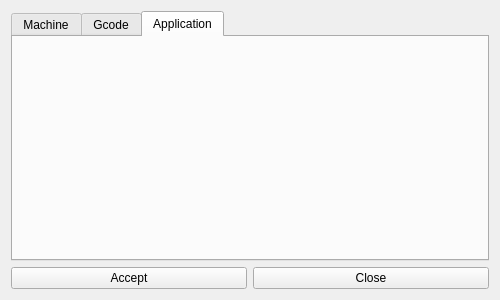
The window that UI/settings_window.ui (b-randon/gImage) describes before a commit, drawn with Qt 5.
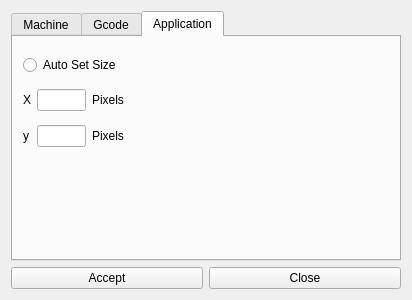
The same window after the commit. The open tabs and pages were chosen to show the change.

Commit message: Added image auto size settings. Completed code to save and restore settings.

```diff
--- a/UI/settings_window.ui
+++ b/UI/settings_window.ui
@@ -6,7 +6,7 @@
    <rect>
     <x>0</x>
     <y>0</y>
-    <width>500</width>
+    <width>412</width>
     <height>300</height>
    </rect>
   </property>
@@ -271,6 +271,59 @@
         <attribute name="title">
          <string>Application</string>
         </attribute>
+        <widget class="QWidget" name="gridLayoutWidget">
+         <property name="geometry">
+          <rect>
+           <x>10</x>
+           <y>10</y>
+           <width>101</width>
+           <height>109</height>
+          </rect>
+         </property>
+         <layout class="QGridLayout" name="gridLayout_3">
+          <item row="2" column="1">
+           <widget class="QLineEdit" name="xautosize_line"/>
+          </item>
+          <item row="2" column="2">
+           <widget class="QLabel" name="label_18">
+            <property name="text">
+             <string>Pixels</string>
+            </property>
+           </widget>
+          </item>
+          <item row="5" column="2">
+           <widget class="QLabel" name="label_19">
+            <property name="text">
+             <string>Pixels</string>
+            </property>
+           </widget>
+          </item>
+          <item row="5" column="1">
+           <widget class="QLineEdit" name="yautosize_line"/>
+          </item>
+          <item row="2" column="0">
+           <widget class="QLabel" name="label_20">
+            <property name="text">
+             <string>X</string>
+            </property>
+           </widget>
+          </item>
+          <item row="5" column="0">
+           <widget class="QLabel" name="label_21">
+            <property name="text">
+             <string>y</string>
+            </property>
+           </widget>
+          </item>
+          <item row="0" column="0" colspan="3">
+           <widget class="QRadioButton" name="autoset_radio">
+            <property name="text">
+             <string>Auto Set Size</string>
+            </property>
+           </widget>
+          </item>
+         </layout>
+        </widget>
        </widget>
       </widget>
      </item>
```
Left out of the diff: 2 changed lines with no effect on the pictures. The commit also changes 3 other files.
